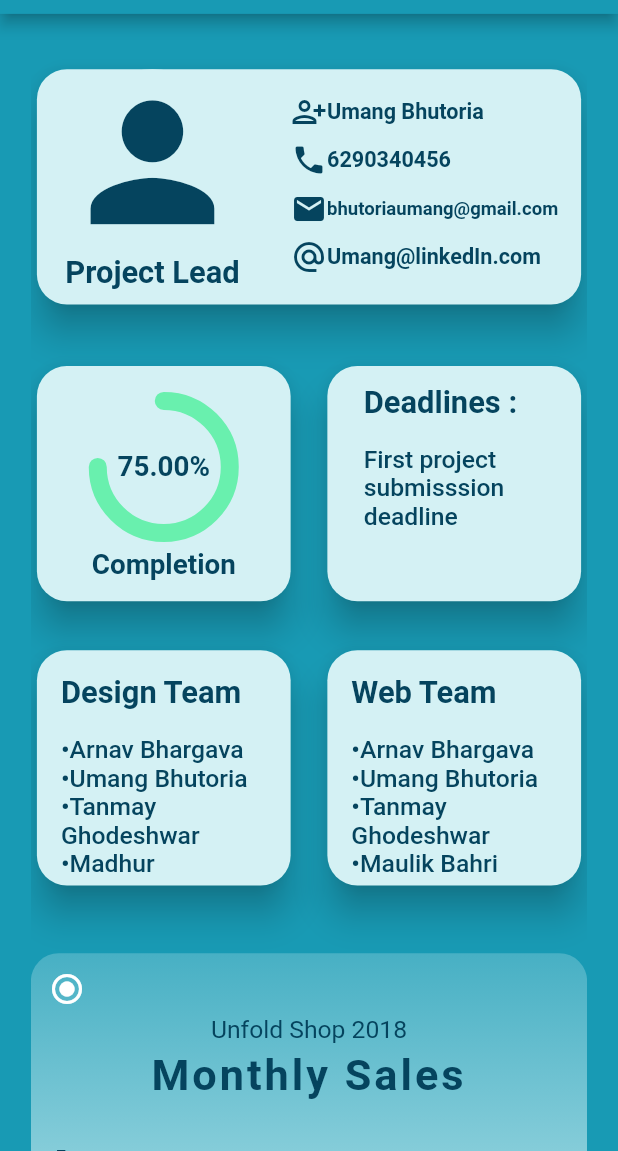
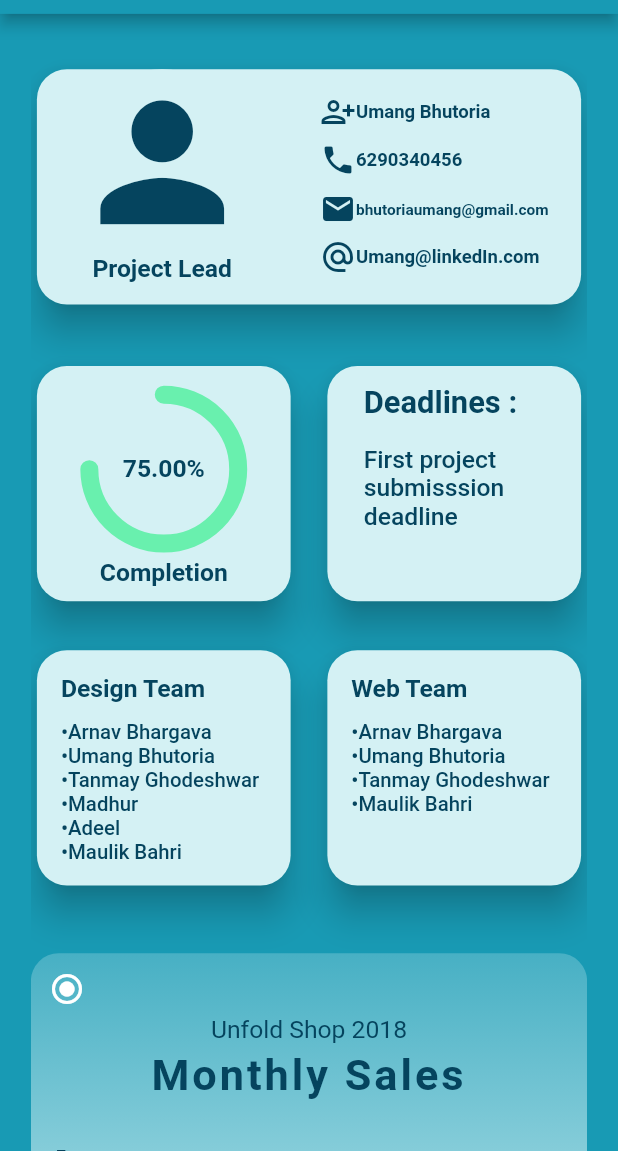
Before and after one commit to bhutoriaumang/FlutterPrody, a Flutter app: the screen it shows once a user with an empty profile is signed in, after a tap on "Project 1", on a phone screen of 412 x 824 dp, the part 85-1236 px from its top. Run offline on Flutter 3.47's test engine with Material 2 defaults, Android fonts, the phone set to English and light mode, and no system bars; drawn by our look-alikes of fl_chart, percent_indicator; our stand-ins replace firebase_auth, firebase_core, flutter_easyloading; accounts and stored records are empty.

Commit message:
Fixed ui issues

```diff
--- a/lib/ui/cards/personalinfo.dart
+++ b/lib/ui/cards/personalinfo.dart
@@ -42,6 +42,7 @@ class PersonalInfo extends StatelessWidget {
                   horizontal: MediaQuery.of(context).size.width * 0.05),
               child: Column(
                 crossAxisAlignment: CrossAxisAlignment.start,
+                mainAxisAlignment: MainAxisAlignment.center,
                 children: [
                   Row(
                       mainAxisAlignment: MainAxisAlignment.spaceBetween,
@@ -56,7 +57,7 @@ class PersonalInfo extends StatelessWidget {
                             style: TextStyle(
                                 color: primaryColor,
                                 fontSize:
-                                    MediaQuery.of(context).size.width * 0.035,
+                                    MediaQuery.of(context).size.width * 0.03,
                                 fontWeight: FontWeight.bold),
                           ),
                         ),
@@ -76,7 +77,7 @@ class PersonalInfo extends StatelessWidget {
                           style: TextStyle(
                               color: primaryColor,
                               fontSize:
-                                  MediaQuery.of(context).size.width * 0.035,
+                                  MediaQuery.of(context).size.width * 0.03,
                               fontWeight: FontWeight.bold),
                         ),
                       ]),
@@ -96,7 +97,7 @@ class PersonalInfo extends StatelessWidget {
                             style: TextStyle(
                                 color: primaryColor,
                                 fontSize:
-                                    MediaQuery.of(context).size.width * 0.025,
+                                    MediaQuery.of(context).size.width * 0.022,
                                 fontWeight: FontWeight.bold),
                           ),
                         ),
@@ -117,7 +118,7 @@ class PersonalInfo extends StatelessWidget {
                             style: TextStyle(
                                 color: primaryColor,
                                 fontSize:
-                                    MediaQuery.of(context).size.width * 0.03,
+                                    MediaQuery.of(context).size.width * 0.025,
                                 fontWeight: FontWeight.bold),
                           ),
                         ),
--- a/lib/ui/cards/piechart.dart
+++ b/lib/ui/cards/piechart.dart
@@ -19,7 +19,7 @@ class PieChart3 extends StatelessWidget {
 
     return Container(
       child: new CircularPercentIndicator(
-        radius: 100.0,
+        radius: MediaQuery.of(context).size.width * 0.27,
         lineWidth: 12.0,
         animation: true,
         percent: completed,
@@ -28,7 +28,7 @@ class PieChart3 extends StatelessWidget {
           style: new TextStyle(
               fontWeight: FontWeight.bold,
               color: primaryColor,
-              fontSize: MediaQuery.of(context).size.width * 0.045),
+              fontSize: MediaQuery.of(context).size.width * 0.04),
         ),
         footer: Padding(
           padding: EdgeInsets.all(MediaQuery.of(context).size.width * 0.01),
@@ -37,7 +37,7 @@ class PieChart3 extends StatelessWidget {
             style: new TextStyle(
                 fontWeight: FontWeight.bold,
                 color: primaryColor,
-                fontSize: MediaQuery.of(context).size.width * 0.045),
+                fontSize: MediaQuery.of(context).size.width * 0.04),
           ),
         ),
         circularStrokeCap: CircularStrokeCap.round,
@@ -70,7 +70,7 @@ class PieChart2 extends StatelessWidget {
             style: new TextStyle(
                 fontWeight: FontWeight.bold,
                 color: primaryColor,
-                fontSize: MediaQuery.of(context).size.width * 0.05),
+                fontSize: MediaQuery.of(context).size.width * 0.04),
           ),
         ),
         circularStrokeCap: CircularStrokeCap.round,
--- a/lib/ui/cards/teammembers.dart
+++ b/lib/ui/cards/teammembers.dart
@@ -2,14 +2,6 @@ import 'package:flutter/material.dart';
 import 'package:prody/shared/constants.dart';
 
 class TeamMembers extends StatelessWidget {
-  //   "Arnav Bhargava",
-  //   "Umang Bhutoria",
-  //   "Tanmay Ghodeshwar",
-  //   "Madhur",
-  //   "Adeel",
-  //   "Maulik Bahri"
-  // ];
-
   final List members;
   final String field;
 
@@ -22,7 +14,7 @@ class TeamMembers extends StatelessWidget {
       memb.add(Text(
         "\u2022" + members[i],
         style: TextStyle(
-            fontSize: MediaQuery.of(context).size.width * 0.04,
+            fontSize: MediaQuery.of(context).size.width * 0.033,
             fontWeight: FontWeight.w500,
             color: primaryColor),
       ));
@@ -45,12 +37,12 @@ class TeamMembers extends StatelessWidget {
                   Text(
                     field,
                     style: TextStyle(
-                        fontSize: MediaQuery.of(context).size.width * 0.05,
+                        fontSize: MediaQuery.of(context).size.width * 0.04,
                         fontWeight: FontWeight.bold,
                         color: primaryColor),
                   ),
                   SizedBox(
-                    height: MediaQuery.of(context).size.height * 0.02,
+                    height: MediaQuery.of(context).size.height * 0.013,
                   )
                 ] +
                 teammembers(context),
--- a/lib/ui/screens/project_info.dart
+++ b/lib/ui/screens/project_info.dart
@@ -162,7 +162,7 @@ class ProjectLead extends StatelessWidget {
                   "Project Lead",
                   style: TextStyle(
                       color: primaryColor,
-                      fontSize: MediaQuery.of(context).size.width * 0.05,
+                      fontSize: MediaQuery.of(context).size.width * 0.04,
                       fontWeight: FontWeight.bold),
                 ),
               ],
@@ -186,7 +186,7 @@ class ProjectLead extends StatelessWidget {
                             style: TextStyle(
                                 color: primaryColor,
                                 fontSize:
-                                    MediaQuery.of(context).size.width * 0.035,
+                                    MediaQuery.of(context).size.width * 0.03,
                                 fontWeight: FontWeight.bold),
                           ),
                         ),
@@ -206,7 +206,7 @@ class ProjectLead extends StatelessWidget {
                         "6290340456",
                         style: TextStyle(
                             color: primaryColor,
-                            fontSize: MediaQuery.of(context).size.width * 0.035,
+                            fontSize: MediaQuery.of(context).size.width * 0.03,
                             fontWeight: FontWeight.bold),
                       ),
                     ]),
@@ -226,7 +226,7 @@ class ProjectLead extends StatelessWidget {
                           style: TextStyle(
                               color: primaryColor,
                               fontSize:
-                                  MediaQuery.of(context).size.width * 0.03,
+                                  MediaQuery.of(context).size.width * 0.025,
                               fontWeight: FontWeight.bold),
                         ),
                       ),
@@ -247,7 +247,7 @@ class ProjectLead extends StatelessWidget {
                           style: TextStyle(
                               color: primaryColor,
                               fontSize:
-                                  MediaQuery.of(context).size.width * 0.035,
+                                  MediaQuery.of(context).size.width * 0.03,
                               fontWeight: FontWeight.bold),
                         ),
                       ),
```
